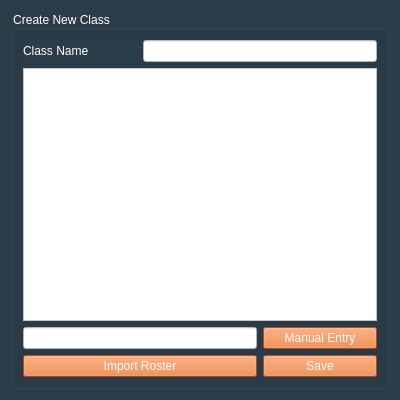
This is PeerPilot/ui/createClass/createclass.ui in lsevcik/peerpilot as Qt 5 draws it before an edit. The edited form follows.
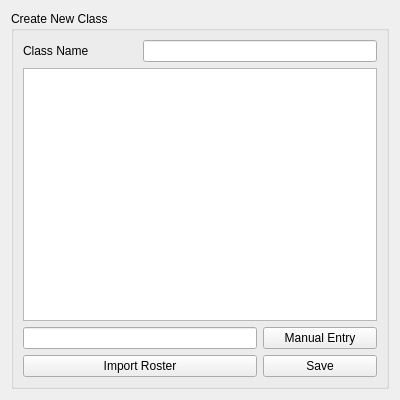
This is the edited form.

The edit to the form file:
```diff
--- a/PeerPilot/ui/createClass/createclass.ui
+++ b/PeerPilot/ui/createClass/createclass.ui
@@ -13,29 +13,15 @@
   <property name="windowTitle">
    <string>Create Class</string>
   </property>
-  <property name="styleSheet">
-   <string notr="true">background-color: rgb(42, 60, 72);
-font: 10pt &quot;Calibri&quot;;</string>
-  </property>
   <layout class="QGridLayout" name="gridLayout">
    <item row="0" column="0">
     <widget class="QGroupBox" name="groupBox">
-     <property name="styleSheet">
-      <string notr="true">color: rgb(255, 255, 255);
-font: 11pt &quot;Calibri&quot;;</string>
-     </property>
      <property name="title">
       <string>Create New Class</string>
      </property>
      <layout class="QGridLayout" name="gridLayout_2">
       <item row="2" column="2">
        <widget class="QPushButton" name="manualEntryNamePushButton">
-        <property name="styleSheet">
-         <string notr="true">border-top-color: rgb(0, 85, 255);
-background-color: rgb(230, 112, 43);
-color: rgb(255, 255, 255);
-font: 12pt &quot;Calibri&quot;;</string>
-        </property>
         <property name="text">
          <string>Manual Entry</string>
         </property>
@@ -43,12 +29,6 @@
       </item>
       <item row="3" column="2">
        <widget class="QPushButton" name="savePushButton">
-        <property name="styleSheet">
-         <string notr="true">border-top-color: rgb(0, 85, 255);
-background-color: rgb(230, 112, 43);
-color: rgb(255, 255, 255);
-font: 12pt &quot;Calibri&quot;;</string>
-        </property>
         <property name="text">
          <string>Save</string>
         </property>
@@ -56,11 +36,8 @@
       </item>
       <item row="3" column="0" colspan="2">
        <widget class="QPushButton" name="importPushButton">
-        <property name="styleSheet">
-         <string notr="true">border-top-color: rgb(0, 85, 255);
-background-color: rgb(230, 112, 43);
-color: rgb(255, 255, 255);
-font: 12pt &quot;Calibri&quot;;</string>
+        <property name="contextMenuPolicy">
+         <enum>Qt::CustomContextMenu</enum>
         </property>
         <property name="text">
          <string>Import Roster</string>
@@ -68,29 +45,13 @@
        </widget>
       </item>
       <item row="2" column="0" colspan="2">
-       <widget class="QLineEdit" name="studentNameLineEdit">
-        <property name="styleSheet">
-         <string notr="true">background-color: rgb(255, 255, 255);
-font: 12pt &quot;Calibri&quot;;
-color: rgb(0, 0, 0);</string>
-        </property>
-       </widget>
+       <widget class="QLineEdit" name="studentNameLineEdit"/>
       </item>
       <item row="0" column="1" colspan="2">
-       <widget class="QLineEdit" name="classNameLineEdit">
-        <property name="styleSheet">
-         <string notr="true">background-color: rgb(255, 255, 255);
-font: 12pt &quot;Calibri&quot;;
-color: rgb(0, 0, 0);</string>
-        </property>
-       </widget>
+       <widget class="QLineEdit" name="classNameLineEdit"/>
       </item>
       <item row="0" column="0">
        <widget class="QLabel" name="classNameLabel">
-        <property name="styleSheet">
-         <string notr="true">font: 12pt &quot;Calibri&quot;;
-color: rgb(255, 255, 255);</string>
-        </property>
         <property name="text">
          <string>Class Name</string>
         </property>
@@ -98,11 +59,6 @@
       </item>
       <item row="1" column="0" colspan="3">
        <widget class="QTableView" name="studentTableView">
-        <property name="styleSheet">
-         <string notr="true">background-color: rgb(255, 255, 255);
-font: 12pt &quot;Calibri&quot;;
-color: rgb(0, 0, 0);</string>
-        </property>
         <property name="alternatingRowColors">
          <bool>true</bool>
         </property>
```
Left out of the diff: 8 changed lines with no effect on the pictures.
